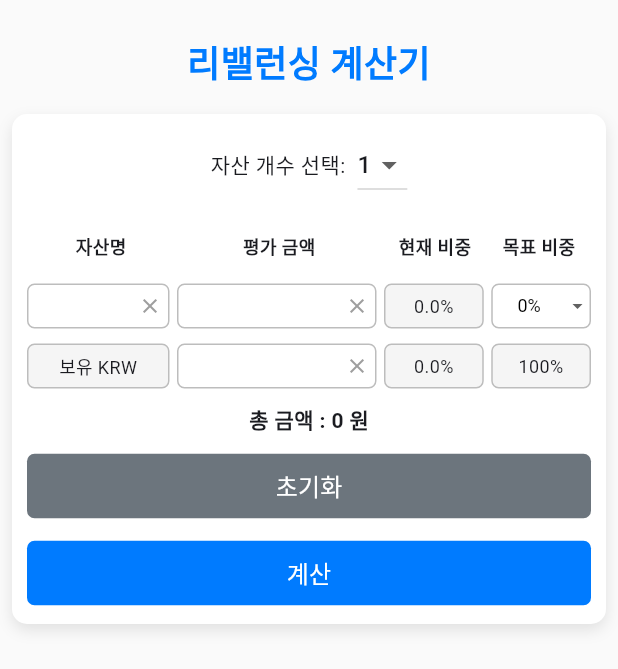
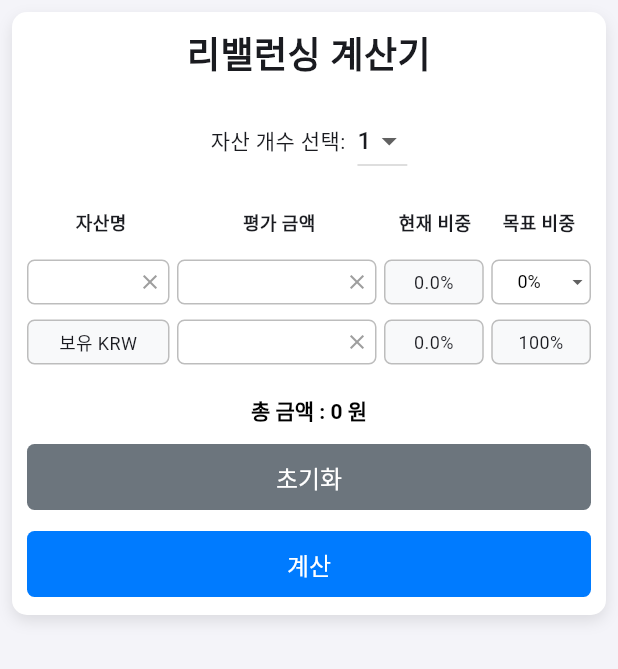
Before and after one commit to sangsang0311/rebalancingcalculator_seng, a Flutter app: the screen it shows after launch, after a tap on the "flutter dash" icon, on a phone screen of 412 x 824 dp. Shown: the top 669 px of the screen. Run offline on Flutter 3.47's test engine with Material 3 defaults, Android fonts, the phone set to English and light mode, and no system bars; our stand-ins replace shared_preferences, webview_flutter.

Commit message:
UI 개선: 원본 HTML과 완전히 동일하게 변경

```diff
--- a/lib/main.dart
+++ b/lib/main.dart
@@ -17,23 +17,27 @@ class MyApp extends StatelessWidget {
   @override
   Widget build(BuildContext context) {
     return MaterialApp(
-      title: '리밸런싱 계산기',
+      title: '자산 리밸런싱',
       debugShowCheckedModeBanner: false,
       theme: ThemeData(
+        fontFamily: '-apple-system, BlinkMacSystemFont, Segoe UI, Roboto, sans-serif',
         colorScheme: ColorScheme.fromSeed(
           seedColor: const Color(0xFF007BFF),
           primary: const Color(0xFF007BFF),
         ),
         useMaterial3: true,
-        scaffoldBackgroundColor: Colors.grey.shade50,
+        scaffoldBackgroundColor: const Color(0xFFF4F4F9),
         elevatedButtonTheme: ElevatedButtonThemeData(
           style: ElevatedButton.styleFrom(
             foregroundColor: Colors.white,
             backgroundColor: const Color(0xFF007BFF),
+            elevation: 0,
+            padding: const EdgeInsets.symmetric(vertical: 10),
+            textStyle: const TextStyle(fontSize: 16),
           ),
         ),
       ),
-      home: const MyHomePage(title: '리밸런싱 계산기'),
+      home: const MyHomePage(title: '자산 리밸런싱'),
     );
   }
 }
@@ -79,9 +83,6 @@ class _MyHomePageState extends State<MyHomePage> {
 
   @override
   Widget build(BuildContext context) {
-    final size = MediaQuery.of(context).size;
-    final isSmallScreen = size.width < 600;
-
     return Scaffold(
       // 앱바 완전 제거
       body: SafeArea(
@@ -418,21 +419,21 @@ class _RebalancingCalculatorState extends State<RebalancingCalculator> {
       if (currentValue > targetValue) {
         result = {
           'text': '$asset : ${formatCurrency(currentValue - targetValue)}원 만큼 파세요(매도)',
-          'color': const Color(0xFF0D6EFD),
+          'color': const Color(0xFF0D6EFD), // 파란색 (매도)
           'asset': asset
         };
         hasAdjustment = true;
       } else if (currentValue < targetValue) {
         result = {
           'text': '$asset : ${formatCurrency(targetValue - currentValue)}원 만큼 사세요(매수)',
-          'color': const Color(0xFFDC3545),
+          'color': const Color(0xFFDC3545), // 빨간색 (매수)
           'asset': asset
         };
         hasAdjustment = true;
       } else {
         result = {
           'text': '$asset: 리밸런싱 필요 없음',
-          'color': const Color(0xFF198754),
+          'color': const Color(0xFF198754), // 녹색
           'asset': asset
         };
       }
@@ -492,28 +493,15 @@ class _RebalancingCalculatorState extends State<RebalancingCalculator> {
 
   @override
   Widget build(BuildContext context) {
-    final size = MediaQuery.of(context).size; // 변수 복원
-    final isSmallScreen = size.width < 600; // 변수 복원
+    final size = MediaQuery.of(context).size;
+    final isSmallScreen = size.width < 600;
 
-    return Padding(
+    return SingleChildScrollView(
+      child: Padding(
         padding: const EdgeInsets.all(8.0),
-      child: SingleChildScrollView(
         child: Column(
           children: [
-            // 제목 추가
-            const Padding(
-              padding: EdgeInsets.only(top: 16.0, bottom: 16.0),
-              child: Text(
-                '리밸런싱 계산기',
-                style: TextStyle(
-                  fontSize: 24,
-                  fontWeight: FontWeight.bold,
-                  color: Color(0xFF007BFF),
-                ),
-              ),
-            ),
-            Center(
-              child: Container(
+            Container(
               constraints: const BoxConstraints(maxWidth: 510),
               decoration: BoxDecoration(
                 color: Colors.white,
@@ -530,6 +518,19 @@ class _RebalancingCalculatorState extends State<RebalancingCalculator> {
               child: Column(
                 mainAxisSize: MainAxisSize.min,
                 children: [
+                  // 타이틀
+                  const Padding(
+                    padding: EdgeInsets.only(bottom: 16.0),
+                    child: Text(
+                      '리밸런싱 계산기',
+                      style: TextStyle(
+                        fontSize: 24,
+                        fontWeight: FontWeight.bold,
+                      ),
+                      textAlign: TextAlign.center,
+                    ),
+                  ),
+
                   // 자산 개수 선택
                   Center(
                     child: Padding(
@@ -558,14 +559,17 @@ class _RebalancingCalculatorState extends State<RebalancingCalculator> {
                     ),
                   ),
 
-                    // 헤더
-                    Row(
+                  // 헤더 (자산 헤더)
+                  Padding(
+                    padding: const EdgeInsets.only(bottom: 10.0),
+                    child: Row(
                       children: [
                         _buildHeaderCell('자산명', flex: isSmallScreen ? 100 : 125),
                         _buildHeaderCell('평가 금액', flex: isSmallScreen ? 140 : 165),
                         _buildHeaderCell('현재 비중', flex: isSmallScreen ? 70 : 85),
                         _buildHeaderCell('목표 비중', flex: isSmallScreen ? 70 : 85),
                       ],
+                    ),
                   ),
 
                   // 자산 목록
@@ -574,7 +578,7 @@ class _RebalancingCalculatorState extends State<RebalancingCalculator> {
                     double currentRatio = getCurrentRatio(currentValue);
 
                     return Padding(
-                        padding: const EdgeInsets.only(top: 10.0),
+                      padding: const EdgeInsets.only(bottom: 10.0),
                       child: Row(
                         children: [
                           // 자산명
@@ -658,7 +662,7 @@ class _RebalancingCalculatorState extends State<RebalancingCalculator> {
 
                   // 현금 입력 행
                   Padding(
-                      padding: const EdgeInsets.only(top: 10.0),
+                    padding: const EdgeInsets.only(bottom: 10.0),
                     child: Row(
                       children: [
                         // 자산명
@@ -698,16 +702,24 @@ class _RebalancingCalculatorState extends State<RebalancingCalculator> {
                     ),
                   ),
 
-                    // 총 금액
+                  // 총 금액 표시
                   Padding(
                     padding: const EdgeInsets.symmetric(vertical: 10.0),
-                      child: Text(
-                        '총 금액 : ${formatCurrency(totalAmount)} 원',
-                        style: const TextStyle(fontWeight: FontWeight.bold),
+                    child: RichText(
+                      text: TextSpan(
+                        style: const TextStyle(
+                          color: Colors.black,
+                          fontWeight: FontWeight.bold,
+                        ),
+                        children: [
+                          const TextSpan(text: '총 금액 : '),
+                          TextSpan(text: '${formatCurrency(totalAmount)} 원'),
+                        ],
+                      ),
                     ),
                   ),
 
-                    // 버튼들
+                  // 초기화 버튼
                   SizedBox(
                     width: double.infinity,
                     child: ElevatedButton(
@@ -727,6 +739,7 @@ class _RebalancingCalculatorState extends State<RebalancingCalculator> {
 
                   const SizedBox(height: 10),
 
+                  // 계산 버튼
                   SizedBox(
                     width: double.infinity,
                     child: ElevatedButton(
@@ -748,11 +761,12 @@ class _RebalancingCalculatorState extends State<RebalancingCalculator> {
                   if (showResults) ...[
                     const SizedBox(height: 20),
 
+                    // 결과 표시
                     Container(
                       width: double.infinity,
                       padding: const EdgeInsets.all(12),
                       decoration: BoxDecoration(
-                          color: Colors.grey.shade50,
+                        color: const Color(0xFFF8F9FA),
                         borderRadius: BorderRadius.circular(5),
                         border: Border.all(color: Colors.grey.shade300),
                       ),
@@ -760,11 +774,11 @@ class _RebalancingCalculatorState extends State<RebalancingCalculator> {
                         crossAxisAlignment: CrossAxisAlignment.start,
                         children: [
                           if (adjustmentResults.isEmpty)
-                              Center(
+                            const Center(
                               child: Text(
                                 '리밸런싱이 필요하지 않습니다.',
                                 style: TextStyle(
-                                    color: Colors.green[700],
+                                  color: Color(0xFF198754),
                                   fontWeight: FontWeight.bold
                                 ),
                               ),
@@ -787,26 +801,30 @@ class _RebalancingCalculatorState extends State<RebalancingCalculator> {
                               child: Divider(color: Colors.grey.shade300, height: 1),
                             ),
 
-                              Center(
+                            // 리밸런싱 후 현황 제목
+                            const Align(
+                              alignment: Alignment.center,
                               child: Padding(
-                                  padding: const EdgeInsets.only(bottom: 8.0),
+                                padding: EdgeInsets.only(bottom: 8.0),
                                 child: Text(
                                   '리밸런싱 후 현황',
                                   style: TextStyle(
                                     fontWeight: FontWeight.bold,
                                     fontSize: 17,
-                                      color: Colors.grey[800],
+                                    color: Colors.black,
                                   ),
                                 ),
                               ),
                             ),
 
+                            // 리밸런싱 후 각 자산 현황
                             ...finalResults.entries.map((entry) => Padding(
                               padding: const EdgeInsets.symmetric(vertical: 2.0),
                               child: Text(
                                 '${entry.key} : ${formatCurrency(entry.value['value'])}원 (${entry.value['ratio']}%)',
                                 style: const TextStyle(
                                   fontWeight: FontWeight.normal,
+                                  color: Colors.black,
                                 ),
                               ),
                             )).toList(),
@@ -816,7 +834,6 @@ class _RebalancingCalculatorState extends State<RebalancingCalculator> {
                     ),
                   ],
                 ],
-                ),
               ),
             ),
           ],
@@ -895,7 +912,7 @@ class _RebalancingCalculatorState extends State<RebalancingCalculator> {
       decoration: BoxDecoration(
         border: Border.all(color: Colors.grey.shade400),
         borderRadius: BorderRadius.circular(5),
-        color: Colors.grey.shade100,
+        color: const Color(0xFFF8F9FA),
       ),
       child: Text(
         text,
```
Lines whose indentation alone changed are shown as unchanged.
